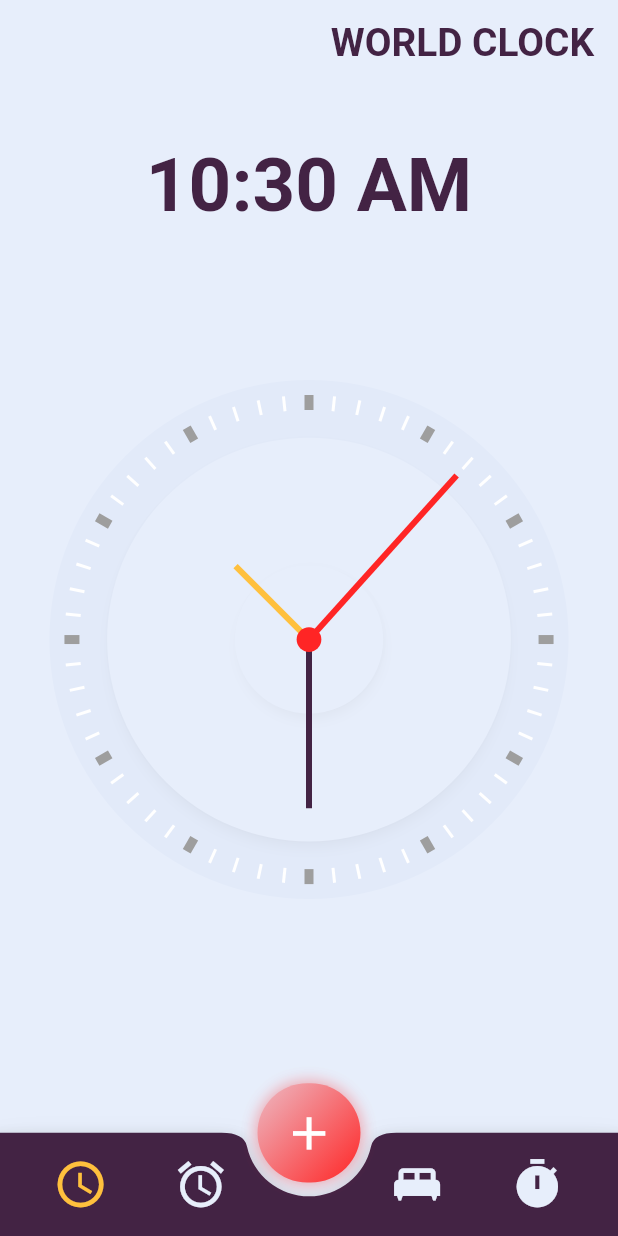
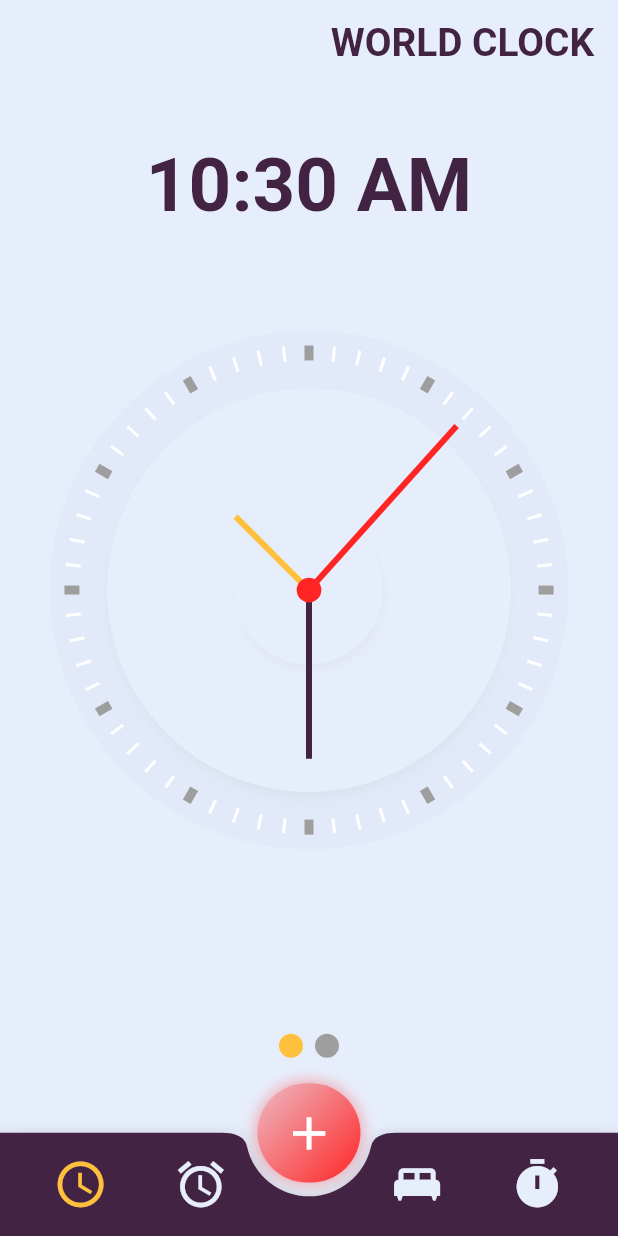
Before and after one commit to Basitali462/time_schedule, a Flutter app: the screen it shows after launch, on a phone screen of 412 x 824 dp. Run offline on Flutter 3.47's test engine with Material 2 defaults, Android fonts, the phone set to English and light mode, and no system bars; drawn by our look-alikes of carousel_slider, smooth_page_indicator; our stand-ins replace cloud_firestore, device_info, device_preview, firebase_core, flutter_local_notifications, flutter_native_timezone and 8 more; missing offline and left inert: flutter_circular_slider; accounts and stored records are empty.

Commit message:
adding clock face

```diff
--- /dev/null
+++ b/lib/constants/page_indicator.dart
@@ -0,0 +1,20 @@
+import 'package:flutter/material.dart';
+import 'package:smooth_page_indicator/smooth_page_indicator.dart';
+
+import 'constant_colors.dart';
+
+class PageIndicator extends StatelessWidget {
+  final int activeIndex;
+
+  PageIndicator({this.activeIndex});
+  @override
+  Widget build(BuildContext context) {
+    return AnimatedSmoothIndicator(
+      activeIndex: activeIndex,
+      count: 2,
+      effect: JumpingDotEffect(
+        activeDotColor: kYellowColor,
+      ),
+    );
+  }
+}
--- a/lib/screens/pages/clock_page.dart
+++ b/lib/screens/pages/clock_page.dart
@@ -1,9 +1,12 @@
 import 'dart:async';
 import 'dart:math';
 
+import 'package:carousel_slider/carousel_slider.dart';
 import 'package:flutter/material.dart';
 import 'package:intl/intl.dart';
 import 'package:time_scheduler/config/size_config.dart';
+import 'package:time_scheduler/constants/bit_clock.dart';
+import 'package:time_scheduler/constants/page_indicator.dart';
 import 'package:time_scheduler/custom_paints/clock_painter.dart';
 import 'package:time_scheduler/constants/app_theme.dart';
 
@@ -13,6 +16,8 @@ class Clock extends StatefulWidget {
 }
 
 class _ClockState extends State<Clock> {
+
+  int activeIndex = 0;
 
   @override
   void initState() {
@@ -31,10 +36,9 @@ class _ClockState extends State<Clock> {
     DateTime now = DateTime.now();
     return DateFormat('hh:mm a').format(now);
   }
-  @override
-  Widget build(BuildContext context) {
-    return SafeArea(
-      child: Column(
+
+  Widget analogClock(){
+    return Column(
       crossAxisAlignment: CrossAxisAlignment.center,
       mainAxisAlignment: MainAxisAlignment.spaceAround,
       children: [
@@ -68,6 +72,45 @@ class _ClockState extends State<Clock> {
         ),
         SizedBox(height: 9 * SizeConfig.heightMultiplier,),
       ],
+    );
+  }
+
+  /*Widget bitClock(){
+    return Container(
+      color: Colors.black,
+      width: 50,
+      height: 50,
+    );
+  }*/
+
+  @override
+  Widget build(BuildContext context) {
+    return SafeArea(
+      child: Column(
+        mainAxisSize: MainAxisSize.max,
+        children: [
+          Expanded(
+            child: CarouselSlider(
+              options: CarouselOptions(
+                  height: double.infinity,
+                  aspectRatio: 1,
+                  viewportFraction: 1,
+                  onPageChanged: (index, reason) {
+                    setState(() {
+                      activeIndex = index;
+                    });
+                  }
+              ),
+              items: [analogClock(), BitClock()].map((e) {
+                return Builder(builder: (BuildContext context){
+                  return e;
+                });
+              }).toList(),
+            ),
+          ),
+          PageIndicator(activeIndex: activeIndex,),
+          SizedBox(height: 50,)
+        ],
       ),
     );
   }
--- a/pubspec.yaml
+++ b/pubspec.yaml
@@ -41,6 +41,8 @@ dependencies:
   fluttertoast: ^8.0.6
   google_mobile_ads: ^0.12.1+1
   flutter_launcher_icons: ^0.9.0
+  carousel_slider: ^4.0.0
+  smooth_page_indicator: ^0.2.3
   flutter:
     sdk: flutter
 
```
Also changed, not shown: lib/constants/binary_time.dart (added, +22 -0 lines), lib/constants/bit_clock.dart (added, +84 -0 lines), lib/constants/clock_column.dart (added, +86 -0 lines), lib/screens/pages/alarm_page.dart (+21 -2 lines), pubspec.lock. Lines whose indentation alone changed are shown as unchanged.
